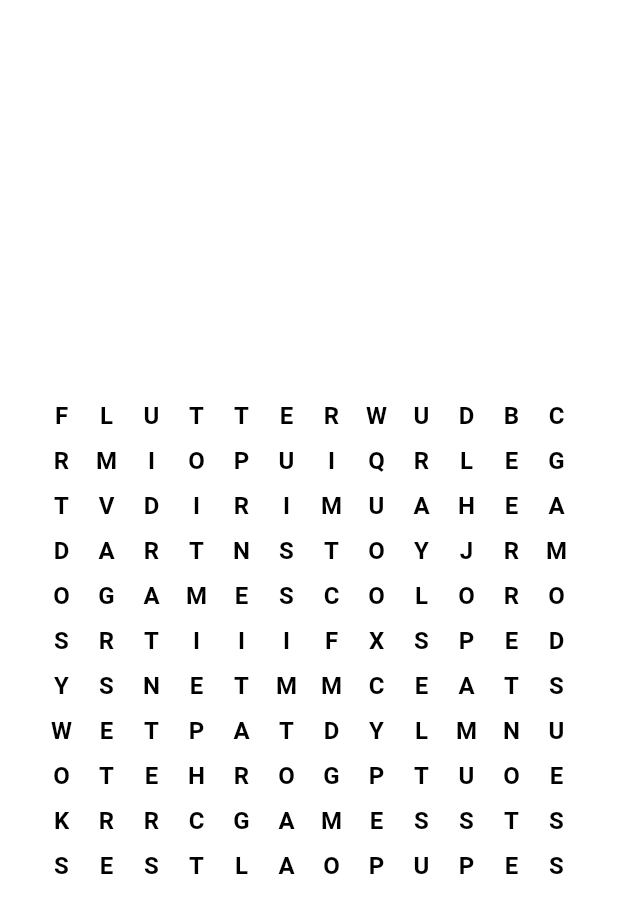
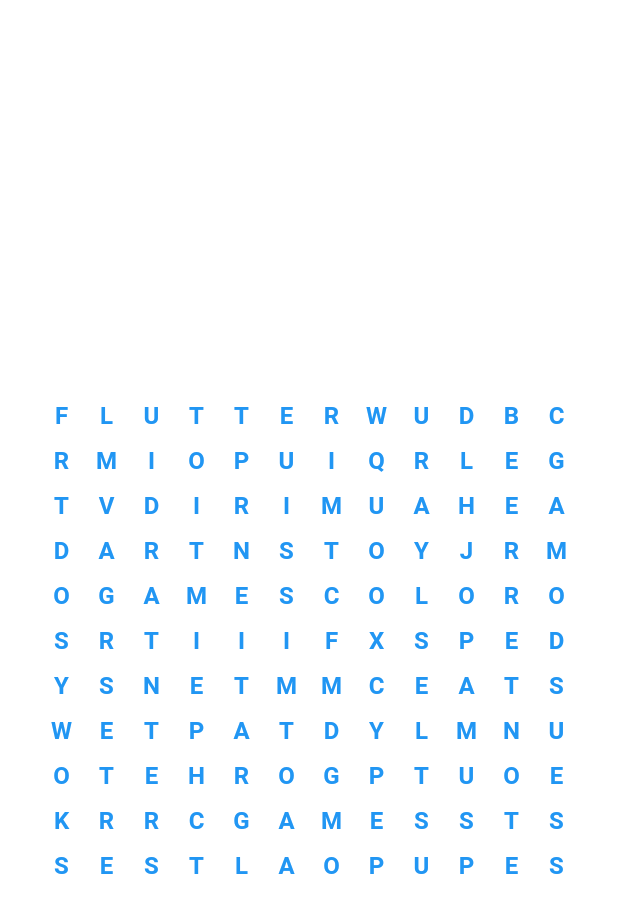
Before and after one commit to Amonc/crossword, a Flutter app: the screen it shows after launch, on a phone screen of 412 x 824 dp. Shown: the top 913 px of the screen. Run offline on Flutter 3.47's test engine with Material 3 defaults, Android fonts, the phone set to English and light mode, and no system bars.

Commit message:
prepared for 0.0.8 release

```diff
--- a/example/lib/main.dart
+++ b/example/lib/main.dart
@@ -86,12 +86,20 @@ class _GamePageState extends State<GamePage> {
           spacing: const Offset(30, 30),
           onLineDrawn: (List<String> words) {},
           textStyle: const TextStyle(
-              color: Colors.black, fontSize: 16, fontWeight: FontWeight.bold),
+              color: Colors.blue, fontSize: 16, fontWeight: FontWeight.bold),
           lineDecoration: const LineDecoration(
             lineGradientColors: [
-              [Colors.blue, Colors.black, Colors.red],
-              [Colors.orange, Colors.black],
+              [
+                Colors.blue,
+                Colors.black,
+                Colors.red,
+                Colors.orange,
+                Colors.black,
+                Colors.amber,
+                Colors.green
+              ],
             ],
+            incorrectGradientColors: [Colors.red, Colors.black],
             strokeWidth: 26,
             lineTextStyle: TextStyle(
                 color: Colors.white, fontSize: 16, fontWeight: FontWeight.bold),
--- a/pubspec.yaml
+++ b/pubspec.yaml
@@ -1,6 +1,6 @@
 name: crossword
 description: A Flutter package providing a user interface for solving crossword puzzles in your app.
-version: 0.0.7
+version: 0.0.8
 homepage: https://github.com/Amonc/crossword
 
 environment:
```
Also changed, not shown: example/pubspec.lock, lib/crossword.dart (line endings or trailing spaces), 2 other files.
